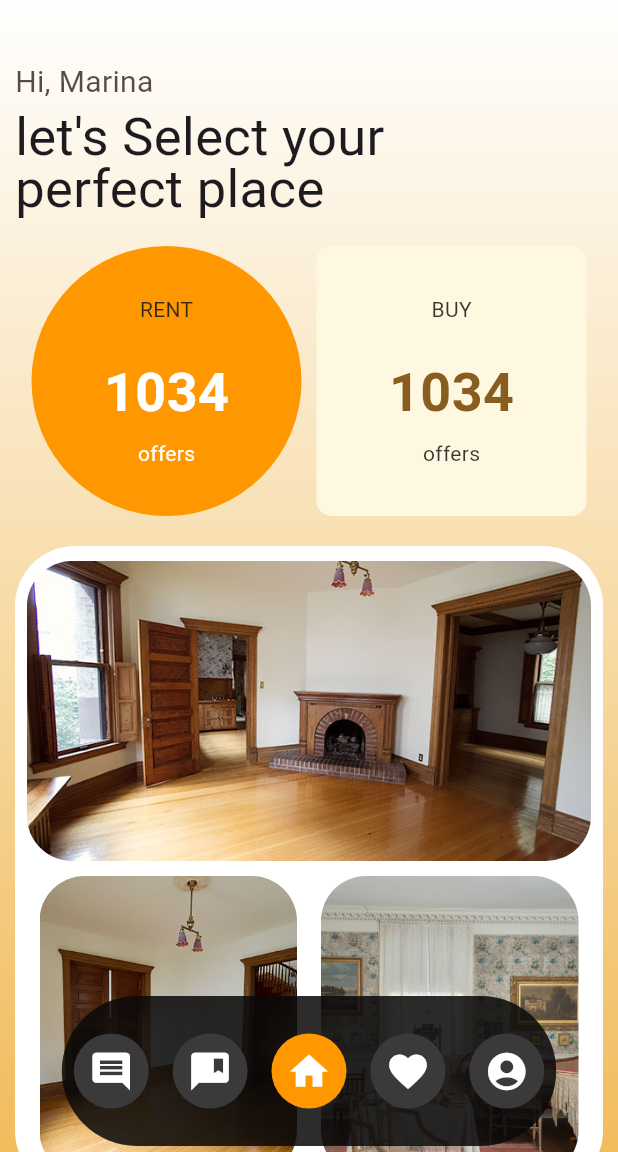
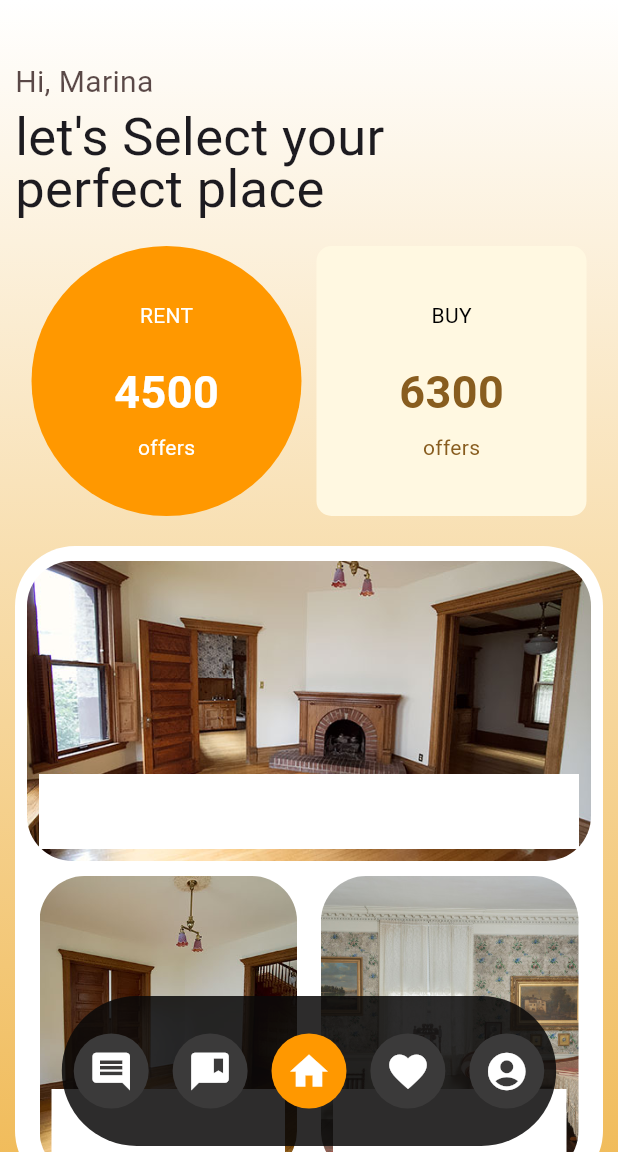
Before and after one commit to jwsvengit7/animation_ui, a Flutter app: the screen it shows after launch, on a phone screen of 412 x 824 dp, the part 84-1236 px from its top. Run offline on Flutter 3.47's test engine with Material 3 defaults, Android fonts, the phone set to English and light mode, and no system bars; our stand-ins replace dio, google_maps_flutter; missing offline and left inert: flutter_polyline_points.

Commit message:
animation-fixed

```diff
--- a/lib/main.dart
+++ b/lib/main.dart
@@ -1,3 +1,4 @@
+import 'package:animate_app/presentation/count.dart';
 import 'package:animate_app/presentation/home_page.dart';
 import 'package:animate_app/presentation/map_ui.dart';
 import 'package:flutter/material.dart';
@@ -19,7 +20,7 @@ class MyApp extends StatelessWidget {
         ),
         routes: {
           "/": (context) => const MyAppAnimate(),
-          // "/map": (context) => const MapScreen()
+          "/map": (context) =>  MyWidget()
         },
         initialRoute: "/");
   }
--- /dev/null
+++ b/lib/presentation/count.dart
@@ -0,0 +1,43 @@
+import 'package:flutter/material.dart';
+
+class MyWidget extends StatefulWidget {
+  @override
+  _MyWidgetState createState() => _MyWidgetState();
+}
+
+class _MyWidgetState extends State<MyWidget> with SingleTickerProviderStateMixin {
+  late AnimationController _controller;
+  late Animation<int> _countAnimation;
+
+  final int startCount = 100;
+  final int endCount = 250;
+  final Duration duration = Duration(seconds: 2); // Adjust the duration as needed
+
+  @override
+  void initState() {
+    super.initState();
+    _controller = AnimationController(
+      vsync: this,
+      duration: duration,
+    );
+    _countAnimation = IntTween(begin: startCount, end: endCount).animate(_controller)
+      ..addListener(() {
+        setState(() {}); // Rebuild the widget when the animation value changes
+      });
+    _controller.forward();
+  }
+
+  @override
+  Widget build(BuildContext context) {
+    return Text(
+      "${_countAnimation.value}",
+      style: TextStyle(fontSize: 20), // Adjust the style as needed
+    );
+  }
+
+  @override
+  void dispose() {
+    _controller.dispose();
+    super.dispose();
+  }
+}
--- a/lib/presentation/home_page.dart
+++ b/lib/presentation/home_page.dart
@@ -6,7 +6,7 @@ import 'package:animate_app/presentation/widgets/wrap_image_bg.dart';
 import 'package:flutter/material.dart';
 
 class MyAppAnimate extends StatefulWidget {
-  const MyAppAnimate({super.key});
+  const MyAppAnimate({Key? key}) : super(key: key);
 
   @override
   State<MyAppAnimate> createState() => _MyAppState();
@@ -18,11 +18,17 @@ class _MyAppState extends State<MyAppAnimate>
   late Animation<double> _animation;
   late bool _imagesAndTextLoaded = false;
   late bool _imagesAndTextLoadedComplete = false;
+
+  final int startCount = 10;
+  final int endCount = 10900;
+  final Duration duration =
+      Duration(seconds: 2); // Adjust the duration as needed
+
   @override
   void initState() {
     super.initState();
     _controller = AnimationController(
-      duration: const Duration(seconds: 2),
+      duration: duration,
       vsync: this,
     );
     _animation = CurvedAnimation(
@@ -35,20 +41,11 @@ class _MyAppState extends State<MyAppAnimate>
     _loadImagesAndTextComplete();
   }
 
-  static TextStyle styles = const TextStyle(
-    color: Colors.white,
-    fontSize: 14,
-  );
-  static TextStyle styles2 = const TextStyle(
-    color: Color.fromARGB(221, 24, 23, 23),
-    fontSize: 14,
-  );
-  static TextStyle stylesBig = const TextStyle(
-      color: Colors.white, fontSize: 34, fontWeight: FontWeight.bold);
-  static TextStyle stylesBigDowk = const TextStyle(
-      color: Color.fromARGB(252, 135, 91, 29),
-      fontSize: 40,
-      fontWeight: FontWeight.bold);
+  @override
+  void dispose() {
+    _controller.dispose();
+    super.dispose();
+  }
 
   @override
   Widget build(BuildContext context) {
@@ -58,9 +55,10 @@ class _MyAppState extends State<MyAppAnimate>
         title: Row(
           mainAxisAlignment: MainAxisAlignment.spaceBetween,
           children: [
-            Row(children: [
+            Row(
+              children: [
                 AnimatedBuilder(
-                  animation: _controller,
+                  animation: _animation,
                   builder: (context, child) {
                     return Container(
                       width: 100 + (_controller.value * 150),
@@ -94,15 +92,17 @@ class _MyAppState extends State<MyAppAnimate>
                         ],
                       ),
                     );
-                  })
-            ]),
+                  },
+                ),
+              ],
+            ),
             Padding(
               padding: const EdgeInsets.only(right: 8.0),
               child: AnimatedBuilder(
-                animation: _controller,
+                animation: _animation,
                 builder: (context, child) {
                   return CircleAvatar(
-                    radius: 8 + (_controller.value * 15),
+                    radius: 8 + (_animation.value * 15),
                     backgroundImage: const AssetImage(logo),
                   );
                 },
@@ -113,7 +113,8 @@ class _MyAppState extends State<MyAppAnimate>
         actions: const [],
       ),
       body: SingleChildScrollView(
-        child: Stack(children: [
+        child: Stack(
+          children: [
             Container(
               decoration: const BoxDecoration(
                 gradient: LinearGradient(
@@ -125,22 +126,19 @@ class _MyAppState extends State<MyAppAnimate>
                   end: Alignment.bottomCenter,
                 ),
               ),
-            // color: Colors.amber[100],
               width: double.infinity,
-
               child: Padding(
                 padding: const EdgeInsets.all(10.0),
                 child: Column(
                   children: [
-                  AppUtils.Gap(
-                    30,
+                    const SizedBox(
+                      height: 30,
                     ),
                     FutureBuilder(
                       future: _loadImagesAndText(),
                       builder: (context, snapshot) {
-                      if (snapshot.connectionState == ConnectionState.waiting) {
-                        return const SizedBox();
-                      } else if (snapshot.hasError) {
+                        if (snapshot.connectionState ==
+                            ConnectionState.waiting) {
                           return const SizedBox();
                         } else {
                           if (_imagesAndTextLoaded) {
@@ -148,7 +146,7 @@ class _MyAppState extends State<MyAppAnimate>
                               width: MediaQuery.of(context).size.width,
                               child: TweenAnimationBuilder(
                                 tween: Tween<double>(begin: 10, end: 20),
-                                duration: const Duration(seconds: 2),
+                                duration: const Duration(seconds: 1),
                                 builder: (BuildContext context, double value,
                                     Widget? child) {
                                   return Text(
@@ -159,7 +157,8 @@ class _MyAppState extends State<MyAppAnimate>
                                           const Color.fromARGB(196, 40, 19, 19),
                                     ),
                                   );
-                                }),
+                                },
+                              ),
                             );
                           } else {
                             return const SizedBox();
@@ -167,7 +166,7 @@ class _MyAppState extends State<MyAppAnimate>
                         }
                       },
                     ),
-                  AppUtils.Gap(5),
+                    const SizedBox(height: 5),
                     FutureBuilder(
                       future: _loadImagesAndText(),
                       builder: (context, snapshot) {
@@ -201,13 +200,15 @@ class _MyAppState extends State<MyAppAnimate>
                                     ),
                                   ),
                                 );
-                                });
+                              },
+                            );
                           } else {
                             return const SizedBox();
                           }
                         }
-                      }),
-                  AppUtils.Gap(20),
+                      },
+                    ),
+                    const SizedBox(height: 20),
                     FutureBuilder(
                       future: _loadImagesAndTextComplete(),
                       builder: (context, snapshot) {
@@ -220,9 +221,11 @@ class _MyAppState extends State<MyAppAnimate>
                           if (_imagesAndTextLoadedComplete) {
                             return TweenAnimationBuilder(
                               duration: const Duration(seconds: 1),
-                                tween: Tween<double>(begin: 80, end: 180),
+                              tween: Tween<double>(begin: 100, end: 180),
                               builder: (BuildContext context, double value,
                                   Widget? child) {
+                                int count = value.toInt() * 25;
+                                int countSecondValue = value.toInt() * 35;
                                 return Row(
                                   mainAxisAlignment: MainAxisAlignment.center,
                                   children: [
@@ -232,25 +235,30 @@ class _MyAppState extends State<MyAppAnimate>
                                       decoration: BoxDecoration(
                                         color: Colors.orange,
                                         borderRadius:
-                                                BorderRadius.circular(100)),
+                                            BorderRadius.circular(100),
+                                      ),
                                       child: Column(
                                         mainAxisAlignment:
                                             MainAxisAlignment.center,
                                         children: [
-                                            Text(appDuration, style: styles2),
-                                            AppUtils.Gap(
-                                              20,
+                                          const Text(
+                                            appDuration,
+                                            style:
+                                                TextStyle(color: Colors.white),
                                           ),
-                                            Text(price1,
+                                          AppUtils.Gap(20),
+                                          Text(
+                                            "$count",
                                             style: TextStyle(
                                               color: Colors.white,
-                                                    fontSize: value / 5,
-                                                    fontWeight:
-                                                        FontWeight.bold)),
-                                            AppUtils.Gap(
-                                              5,
+                                              fontSize: value / 6,
+                                              fontWeight: FontWeight.bold,
                                             ),
-                                            Text("offers", style: styles)
+                                          ),
+                                          AppUtils.Gap(5),
+                                          const Text("offers",
+                                              style: TextStyle(
+                                                  color: Colors.white)),
                                         ],
                                       ),
                                     ),
@@ -260,44 +268,50 @@ class _MyAppState extends State<MyAppAnimate>
                                       height: value,
                                       decoration: BoxDecoration(
                                         color: Colors.amber[50],
-                                            borderRadius:
-                                                BorderRadius.circular(10)),
+                                        borderRadius: BorderRadius.circular(10),
+                                      ),
                                       child: Column(
                                         mainAxisAlignment:
                                             MainAxisAlignment.center,
                                         children: [
-                                            Text(buy, style: styles2),
-                                            AppUtils.Gap(
-                                              20,
+                                          const Text("$buy",
+                                              style: TextStyle(
+                                                  color: Colors.black)),
+                                          AppUtils.Gap(20),
+                                          Text(
+                                            "$countSecondValue",
+                                            style:  TextStyle(
+                                              color: const Color.fromARGB(
+                                                  252, 135, 91, 29),
+                                              fontSize:
+                                                  value / 6,
+
+                                              fontWeight: FontWeight.bold,
                                             ),
-                                            Text(price1,
-                                                style: TextStyle(
+                                          ),
+                                          AppUtils.Gap(5),
+                                       const   Text("offers",
+                                              style:   TextStyle(
                                                   color: Color.fromARGB(
-                                                        252, 135, 91, 29),
-                                                    fontSize: value / 5,
-                                                    fontWeight:
-                                                        FontWeight.bold)),
-                                            AppUtils.Gap(
-                                              5,
-                                            ),
-                                            Text("offers", style: styles2)
+                                                      252, 135, 91, 29))),
                                         ],
                                       ),
                                     ),
                                   ],
                                 );
-                                });
+                              },
+                            );
                           } else {
-                            return SizedBox();
+                            return const SizedBox();
                           }
                         }
-                      }),
+                      },
+                    ),
                     AppUtils.Gap(20),
                     Container(
                       decoration: BoxDecoration(
                         color: Colors.white,
-                      borderRadius: BorderRadius.circular(
-                          40.0), // Adjust the radius as needed
+                        borderRadius: BorderRadius.circular(40.0),
                       ),
                       child: Wrap(
                         direction: Axis.horizontal,
@@ -328,7 +342,8 @@ class _MyAppState extends State<MyAppAnimate>
               ),
             ),
             const FixedFooterScreen(),
-        ]),
+          ],
+        ),
       ),
     );
   }
@@ -337,7 +352,7 @@ class _MyAppState extends State<MyAppAnimate>
     setState(() {
       _imagesAndTextLoaded = true;
     });
-    await Future.delayed(const Duration(seconds: 4));
+    await Future.delayed(const Duration(seconds: 3));
   }
 
   Future<void> _loadImagesAndTextComplete() async {
--- a/lib/presentation/widgets/wrap_image_bg.dart
+++ b/lib/presentation/widgets/wrap_image_bg.dart
@@ -26,7 +26,34 @@ class WrapImageBackgroud extends StatelessWidget {
               fit: BoxFit.cover,
             ),
             borderRadius: BorderRadius.circular(30),
-          )),
+          ),
+          child: Column(
+            mainAxisAlignment: MainAxisAlignment.end,
+            children: [
+              Padding(
+                padding: const EdgeInsets.all(8.0),
+                child: Container(
+                  width: MediaQuery.of(context).size.width,
+                  height: 50,
+                  decoration: BoxDecoration(
+                    color: Color.fromARGB(32, 232, 236, 234),
+                    borderRadius: BorderRadius.circular(20)
+
+                  ),
+                  child: Container(
+                    width: 50,
+                    height: 30,
+                    decoration: BoxDecoration(borderRadius: BorderRadius.circular(100)),
+                    color: Colors.white,
+                    alignment: Alignment.bottomRight),
+
+
+
+                ),
+              )
+
+
+          ]),),
     );
   }
 }
```
Lines whose indentation alone changed are shown as unchanged.
